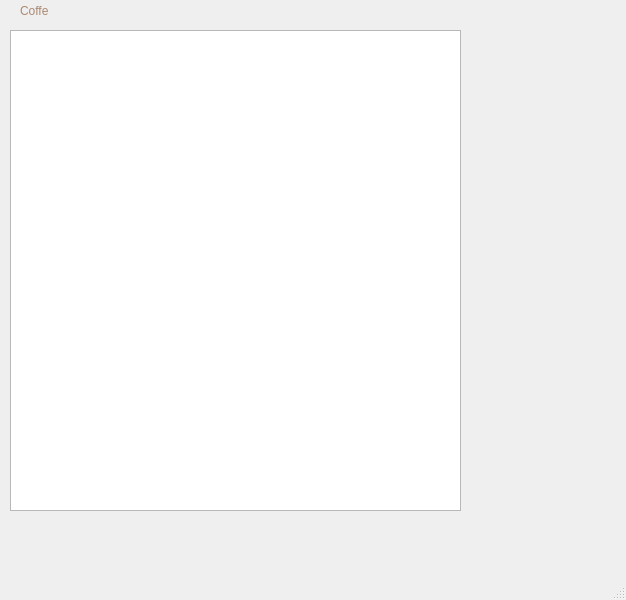
This is main.ui in Anechka456/coffe as Qt 5 draws it before an edit. The edited form follows.
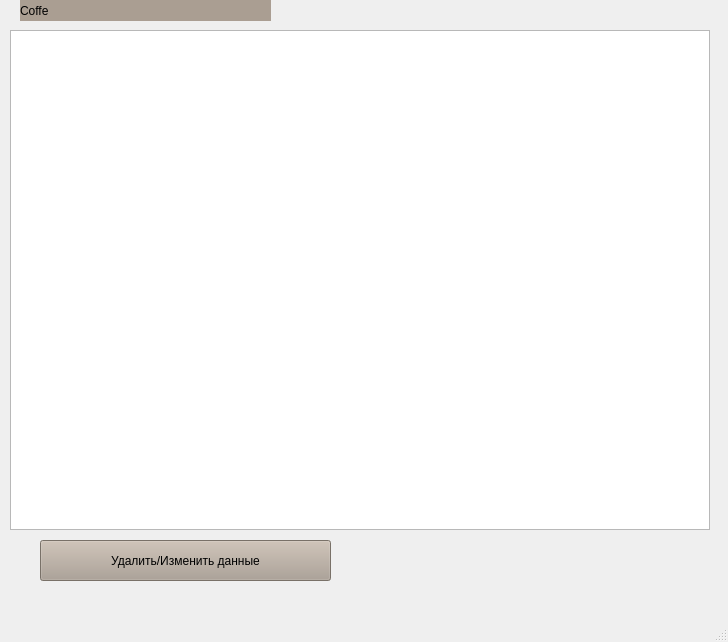
This is the edited form.

```diff
--- a/main.ui
+++ b/main.ui
@@ -6,8 +6,8 @@
    <rect>
     <x>0</x>
     <y>0</y>
-    <width>626</width>
-    <height>600</height>
+    <width>728</width>
+    <height>642</height>
    </rect>
   </property>
   <property name="windowTitle">
@@ -19,8 +19,8 @@
      <rect>
       <x>10</x>
       <y>30</y>
-      <width>451</width>
-      <height>481</height>
+      <width>700</width>
+      <height>500</height>
      </rect>
     </property>
    </widget>
@@ -34,13 +34,32 @@
      </rect>
     </property>
     <property name="styleSheet">
-     <string notr="true">color: rgb(170, 137, 114);
-font: 16pt &quot;MS UI Gothic&quot;;</string>
+     <string notr="true">color: rgb(0, 0, 0);
+font: 16pt &quot;MS UI Gothic&quot;;
+background-color: rgb(170, 158, 146);</string>
     </property>
     <property name="text">
      <string>Coffe</string>
     </property>
    </widget>
+   <widget class="QPushButton" name="addEditCoffeeForm">
+    <property name="geometry">
+     <rect>
+      <x>40</x>
+      <y>540</y>
+      <width>291</width>
+      <height>41</height>
+     </rect>
+    </property>
+    <property name="styleSheet">
+     <string notr="true">color: rgb(0, 0, 0);
+font: 10pt &quot;MS UI Gothic&quot;;
+background-color: rgb(170, 158, 146);</string>
+    </property>
+    <property name="text">
+     <string>Удалить/Изменить данные</string>
+    </property>
+   </widget>
   </widget>
   <widget class="QMenuBar" name="menubar">
    <property name="geometry">
```
Left out of the diff: 2 changed lines with no effect on the pictures.
